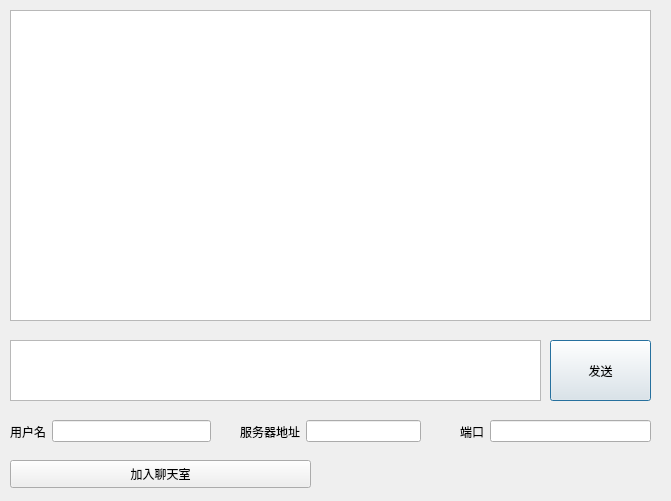
This is tcpclient.ui in holdonbush/QT-sample-chat-application as Qt 5 draws it before an edit. The edited form follows.
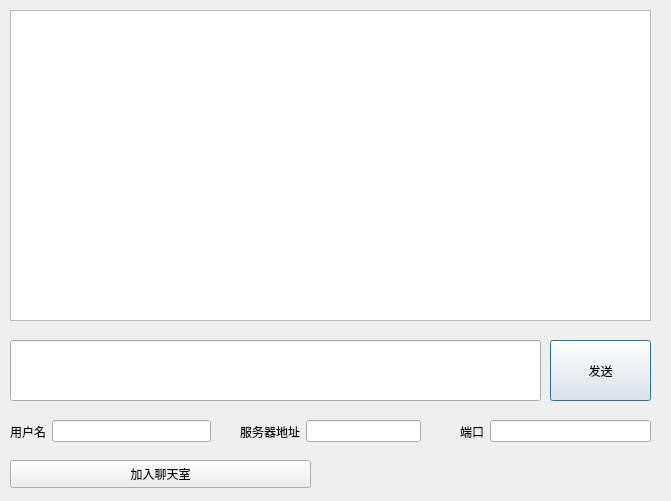
This is the edited form.

```diff
--- a/tcpclient.ui
+++ b/tcpclient.ui
@@ -23,16 +23,6 @@
     </rect>
    </property>
   </widget>
-  <widget class="QTextEdit" name="textEdit">
-   <property name="geometry">
-    <rect>
-     <x>10</x>
-     <y>340</y>
-     <width>531</width>
-     <height>61</height>
-    </rect>
-   </property>
-  </widget>
   <widget class="QPushButton" name="send_Btn">
    <property name="geometry">
     <rect>
@@ -59,6 +49,16 @@
     <string>加入聊天室</string>
    </property>
   </widget>
+  <widget class="QLineEdit" name="lineEdit_4">
+   <property name="geometry">
+    <rect>
+     <x>10</x>
+     <y>340</y>
+     <width>531</width>
+     <height>61</height>
+    </rect>
+   </property>
+  </widget>
   <widget class="QWidget" name="">
    <property name="geometry">
     <rect>
```
